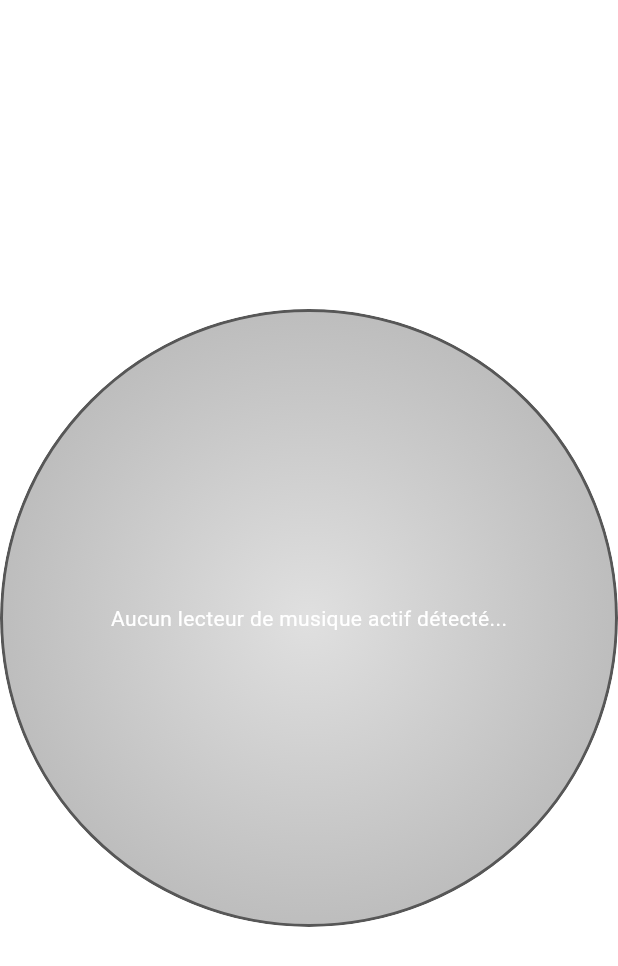
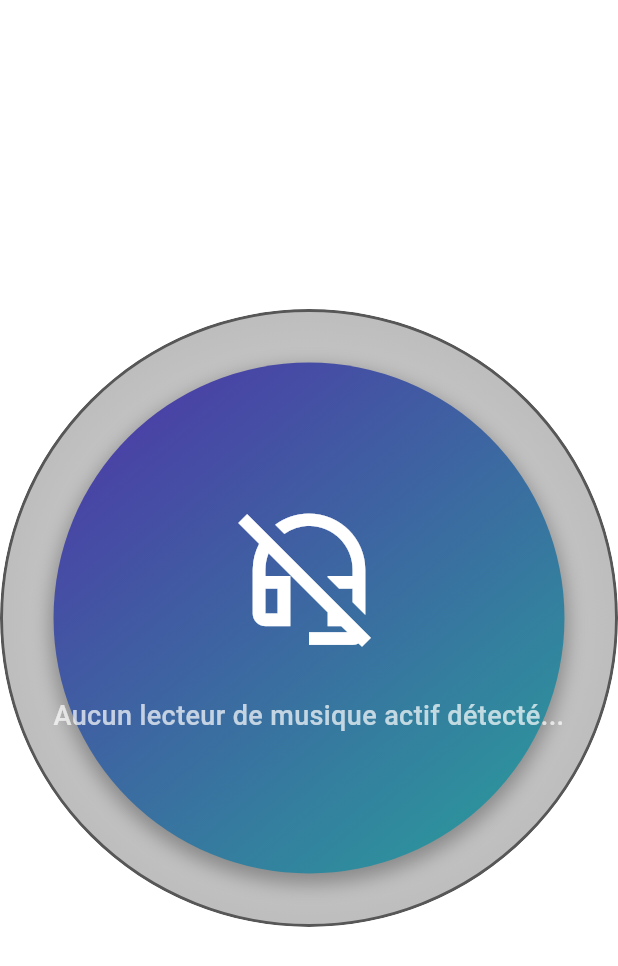
Before and after one commit to Thomas-Sohier/MGF-Modern-Gauge-Flutter, a Flutter app: the MusicPlayerScreen screen opened by its route, on a phone screen of 412 x 824 dp. Shown: the top 966 px of the screen. Run offline on Flutter 3.47's test engine with Material 3 defaults, Android fonts, the phone set to English and light mode, and no system bars; our stand-ins replace go_router, marquee, material_color_utilities, shared_preferences; missing offline and left inert: dbus; accounts and stored records are empty.

Commit message:
feat: marquee music player

```diff
--- a/lib/ui/screens/music_player_screen.dart
+++ b/lib/ui/screens/music_player_screen.dart
@@ -2,6 +2,7 @@ import 'dart:io';
 
 import 'package:flutter/material.dart';
 import 'package:go_router/go_router.dart';
+import 'package:marquee/marquee.dart';
 import 'package:modern_gauge_flutter/mixins/screen_navigation_mixin.dart';
 import 'package:modern_gauge_flutter/providers/mpris_provider.dart';
 import 'package:modern_gauge_flutter/routes/navigation_logic.dart';
@@ -65,15 +66,59 @@ class _MusicPlayerScreenState extends State<MusicPlayerScreen>
         selector: (_, listener) => listener.playbackStatus,
         builder: (context, status, _) {
           if (status == PlaybackStatus.stopped) {
-            return const Center(
-              child: Text(
-                "Aucun lecteur de musique actif détecté...",
-                style: TextStyle(color: Colors.white),
-              ),
-            );
+            return _NoMusicPlayerUI();
           }
           return _MusicPlayerUI();
         },
+      ),
+    );
+  }
+}
+
+class _NoMusicPlayerUI extends StatelessWidget {
+  const _NoMusicPlayerUI({Key? key}) : super(key: key);
+
+  @override
+  Widget build(BuildContext context) {
+    return Center(
+      child: DecoratedBox(
+        decoration: BoxDecoration(
+          shape: BoxShape.circle,
+          gradient: LinearGradient(
+            colors: [Colors.deepPurple.shade700, Colors.teal.shade400],
+            begin: Alignment.topLeft,
+            end: Alignment.bottomRight,
+          ),
+          boxShadow: [
+            BoxShadow(
+              color: Colors.black.withOpacity(0.3),
+              spreadRadius: 2,
+              blurRadius: 10,
+              offset: const Offset(0, 5),
+            ),
+          ],
+        ),
+        child: Column(
+          mainAxisAlignment: MainAxisAlignment.center,
+          crossAxisAlignment: CrossAxisAlignment.center,
+          children: [
+            const Icon(
+              Icons.headset_off_outlined,
+              color: Colors.white,
+              size: 100,
+            ),
+            const SizedBox(height: 30),
+            const Text(
+              "Aucun lecteur de musique actif détecté...",
+              textAlign: TextAlign.center,
+              style: TextStyle(
+                color: Colors.white70,
+                fontSize: 18,
+                fontWeight: FontWeight.w500,
+              ),
+            ),
+          ],
+        ),
       ),
     );
   }
@@ -110,7 +155,7 @@ class _InfoPanel extends StatelessWidget {
             Positioned(
               top: 5,
               child: ConstrainedBox(
-                constraints: const BoxConstraints(maxWidth: 200),
+                constraints: const BoxConstraints(maxHeight: 25, maxWidth: 200),
                 child: _TitleText(),
               ),
             ),
@@ -144,12 +189,15 @@ class _TitleText extends StatelessWidget {
   Widget build(BuildContext context) {
     return Selector<MprisListenerBase, String>(
       selector: (_, listener) => listener.mediaInfo?.title ?? 'Titre inconnu',
-      builder: (_, title, __) => Text(
-        title,
+      builder: (_, title, __) => Marquee(
+        text: title,
+        blankSpace: 60,
         style: _kInfoTitleTextStyle,
-        textAlign: TextAlign.center,
-        maxLines: 1,
-        overflow: TextOverflow.ellipsis,
+        crossAxisAlignment: CrossAxisAlignment.center,
+        pauseAfterRound: Duration(seconds: 2),
+        showFadingOnlyWhenScrolling: true,
+        fadingEdgeStartFraction: 0.12,
+        fadingEdgeEndFraction: 0.12,
       ),
     );
   }
--- a/pubspec.yaml
+++ b/pubspec.yaml
@@ -13,6 +13,7 @@ dependencies:
     sdk: flutter
   go_router: ^16.2.4
   image: ^4.5.4
+  marquee: ^2.3.0
   provider: ^6.1.5+1
   shared_preferences: ^2.5.3
   syncfusion_flutter_gauges: ^31.1.23
```
Also changed, not shown: pubspec.lock.
